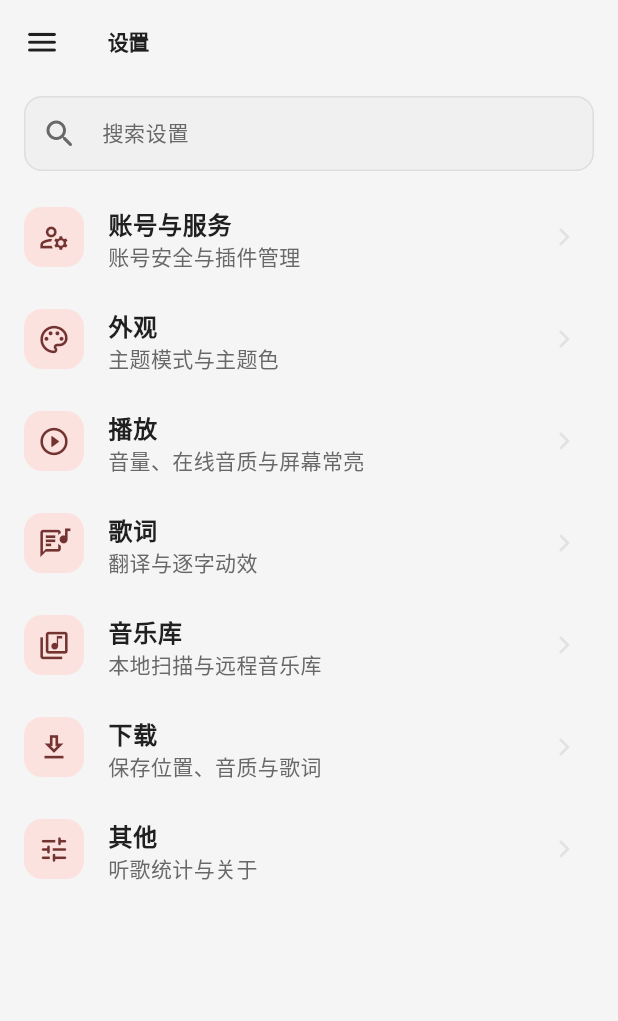
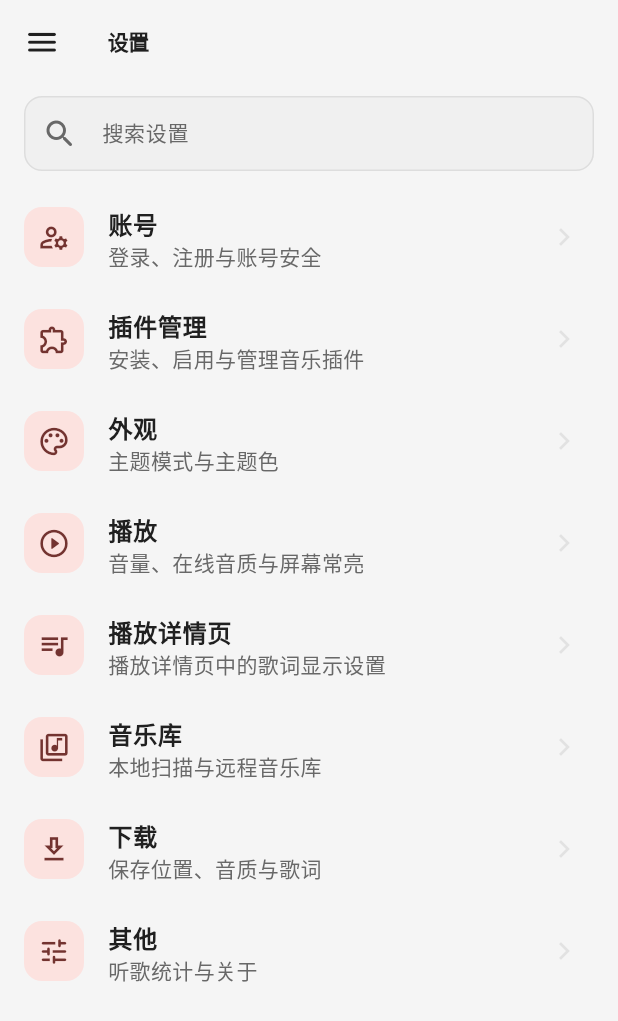
Before and after one commit to kaishui-server/XY-Music-Mobile, a Flutter app: the SettingsPage screen opened by its route, on a phone screen of 412 x 824 dp. Shown: the top 1021 px of the screen. Run offline on Flutter 3.47's test engine with Material 3 defaults, Android fonts, the phone set to English and light mode, and no system bars; our stand-ins replace file_picker, flutter_riverpod, freezed_annotation, go_router, just_audio, just_audio_background and 3 more; missing offline and left inert: audio_session, dart:ffi, flutter_rust_bridge, quickjs_engine, record; accounts and stored records are empty; statements that could not run were skipped.

Commit message:
1.修复最近播放无效 2.让首页顶栏始终保持置顶 3.修复听歌统计和排行榜无效问题 4.修复了若干已知bug 5.修改了部分UI

```diff
--- a/lib/pages/settings/settings_page.dart
+++ b/lib/pages/settings/settings_page.dart
@@ -11,6 +11,7 @@ enum SettingsSection {
   account,
   appearance,
   playback,
+  playbackDetail,
   lyrics,
   library,
   download,
@@ -37,11 +38,11 @@ class SettingsSearchEntry {
 
 const settingsSearchEntries = <SettingsSearchEntry>[
   SettingsSearchEntry(
-    title: '账号与服务',
-    path: ['账号与服务'],
-    route: '/settings/account-services',
+    title: '账号',
+    path: ['账号'],
+    route: '/account',
     icon: Icons.manage_accounts_outlined,
-    keywords: '登录 注册 账号安全 插件管理',
+    keywords: '登录 注册 账号安全 退出',
   ),
   SettingsSearchEntry(
     title: '外观',
@@ -58,11 +59,18 @@ const settingsSearchEntries = <SettingsSearchEntry>[
     keywords: '音量 音质 屏幕常亮',
   ),
   SettingsSearchEntry(
-    title: '歌词',
-    path: ['歌词'],
-    route: '/settings/lyrics',
-    icon: Icons.lyrics_outlined,
-    keywords: '翻译 逐字 动效',
+    title: '播放详情页',
+    path: ['播放详情页'],
+    route: '/settings/playback-detail',
+    icon: Icons.queue_music_outlined,
+    keywords: '歌词 播放详情 封面 歌词显示',
+  ),
+  SettingsSearchEntry(
+    title: '插件管理',
+    path: ['插件管理'],
+    route: '/settings/plugins',
+    icon: Icons.extension_outlined,
+    keywords: '插件 安装 启用 卸载 更新',
   ),
   SettingsSearchEntry(
     title: '音乐库',
@@ -87,17 +95,17 @@ const settingsSearchEntries = <SettingsSearchEntry>[
   ),
   SettingsSearchEntry(
     title: '账号与安全',
-    path: ['账号与服务', '账号与安全'],
+    path: ['账号', '账号与安全'],
     route: '/account',
     icon: Icons.account_circle_outlined,
     keywords: '登录 注册 验证码 退出',
   ),
   SettingsSearchEntry(
-    title: '插件管理',
-    path: ['账号与服务', '插件管理'],
-    route: '/settings/plugins',
-    icon: Icons.extension_outlined,
-    keywords: '插件 安装 启用 卸载 更新',
+    title: '歌词',
+    path: ['播放详情页', '歌词'],
+    route: '/settings/lyrics',
+    icon: Icons.lyrics_outlined,
+    keywords: '翻译 逐字 动效',
   ),
   SettingsSearchEntry(
     title: '主题模式',
@@ -141,13 +149,13 @@ const settingsSearchEntries = <SettingsSearchEntry>[
   ),
   SettingsSearchEntry(
     title: '显示翻译',
-    path: ['歌词', '显示翻译'],
+    path: ['播放详情页', '歌词', '显示翻译'],
     route: '/settings/lyrics',
     icon: Icons.translate_outlined,
   ),
   SettingsSearchEntry(
     title: '逐字动效',
-    path: ['歌词', '逐字动效'],
+    path: ['播放详情页', '歌词', '逐字动效'],
     route: '/settings/lyrics',
     icon: Icons.spellcheck_outlined,
     keywords: '逐字歌词 动画',
@@ -216,14 +224,14 @@ const settingsSearchEntries = <SettingsSearchEntry>[
   ),
   SettingsSearchEntry(
     title: '在线安装',
-    path: ['账号与服务', '插件管理', '在线安装'],
+    path: ['插件管理', '在线安装'],
     route: '/settings/plugins',
     icon: Icons.public_outlined,
     keywords: '插件地址 网络安装',
   ),
   SettingsSearchEntry(
     title: '本地导入插件',
-    path: ['账号与服务', '插件管理', '本地导入插件'],
+    path: ['插件管理', '本地导入插件'],
     route: '/settings/plugins',
     icon: Icons.upload_file_outlined,
     keywords: 'js 文件 插件',
@@ -310,9 +318,16 @@ class _SettingsPageState extends ConsumerState<SettingsPage> {
         _categoryTile(
           context,
           icon: Icons.manage_accounts_outlined,
-          title: '账号与服务',
-          subtitle: auth.isLoggedIn ? auth.user!.nickname : '账号安全与插件管理',
-          route: '/settings/account-services',
+          title: '账号',
+          subtitle: auth.isLoggedIn ? auth.user!.nickname : '登录、注册与账号安全',
+          route: '/account',
+        ),
+        _categoryTile(
+          context,
+          icon: Icons.extension_outlined,
+          title: '插件管理',
+          subtitle: '安装、启用与管理音乐插件',
+          route: '/settings/plugins',
         ),
         _categoryTile(
           context,
@@ -330,10 +345,10 @@ class _SettingsPageState extends ConsumerState<SettingsPage> {
         ),
         _categoryTile(
           context,
-          icon: Icons.lyrics_outlined,
-          title: '歌词',
-          subtitle: '翻译与逐字动效',
-          route: '/settings/lyrics',
+          icon: Icons.queue_music_outlined,
+          title: '播放详情页',
+          subtitle: '播放详情页中的歌词显示设置',
+          route: '/settings/playback-detail',
         ),
         _categoryTile(
           context,
@@ -370,13 +385,6 @@ class _SettingsPageState extends ConsumerState<SettingsPage> {
             ),
           ),
           onTap: () => context.push('/account'),
-        ),
-        _tile(
-          context,
-          icon: Icons.extension_outlined,
-          title: '插件管理',
-          trailing: const Text(''),
-          onTap: () => context.push('/settings/plugins'),
         ),
       ],
       SettingsSection.appearance => [
@@ -424,6 +432,15 @@ class _SettingsPageState extends ConsumerState<SettingsPage> {
           title: '保持屏幕常亮',
           value: settings?.keepScreenOn ?? true,
           onChanged: (v) => notifier.setKeepScreenOn(v),
+        ),
+      ],
+      SettingsSection.playbackDetail => [
+        _tile(
+          context,
+          icon: Icons.lyrics_outlined,
+          title: '歌词',
+          trailing: const Text(''),
+          onTap: () => context.push('/settings/lyrics'),
         ),
       ],
       SettingsSection.lyrics => [
@@ -636,9 +653,10 @@ class _SettingsPageState extends ConsumerState<SettingsPage> {
 
   String get _pageTitle => switch (section) {
     SettingsSection.root => '设置',
-    SettingsSection.account => '账号与服务',
+    SettingsSection.account => '账号',
     SettingsSection.appearance => '外观',
     SettingsSection.playback => '播放',
+    SettingsSection.playbackDetail => '播放详情页',
     SettingsSection.lyrics => '歌词',
     SettingsSection.library => '音乐库',
     SettingsSection.download => '下载',
--- a/lib/src/navigation/routes.dart
+++ b/lib/src/navigation/routes.dart
@@ -131,6 +131,12 @@ final appRouter = GoRouter(
                       const SettingsPage(section: SettingsSection.playback),
                 ),
                 GoRoute(
+                  path: 'playback-detail',
+                  builder: (context, state) => const SettingsPage(
+                    section: SettingsSection.playbackDetail,
+                  ),
+                ),
+                GoRoute(
                   path: 'lyrics',
                   builder: (context, state) =>
                       const SettingsPage(section: SettingsSection.lyrics),
```
